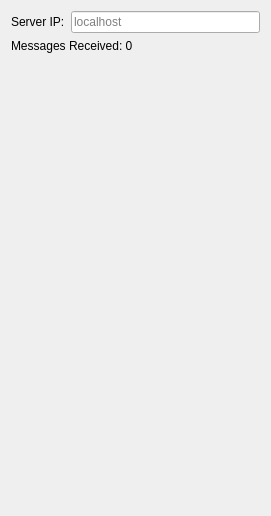
The window that bt_editor/sidepanel_monitor.ui (BehaviorTree/Groot) describes before a commit, drawn with Qt 5.
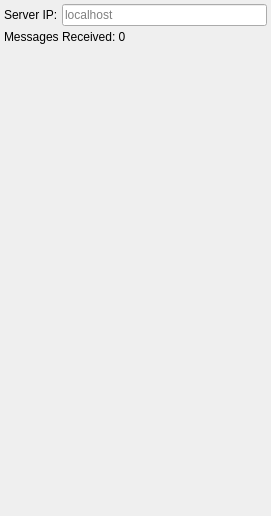
The same window after the commit.

```diff
--- a/bt_editor/sidepanel_monitor.ui
+++ b/bt_editor/sidepanel_monitor.ui
@@ -14,6 +14,21 @@
    <string>Frame</string>
   </property>
   <layout class="QVBoxLayout" name="verticalLayout">
+   <property name="spacing">
+    <number>4</number>
+   </property>
+   <property name="leftMargin">
+    <number>4</number>
+   </property>
+   <property name="topMargin">
+    <number>4</number>
+   </property>
+   <property name="rightMargin">
+    <number>4</number>
+   </property>
+   <property name="bottomMargin">
+    <number>4</number>
+   </property>
    <item>
     <layout class="QHBoxLayout" name="horizontalLayout_2">
      <item>
```
